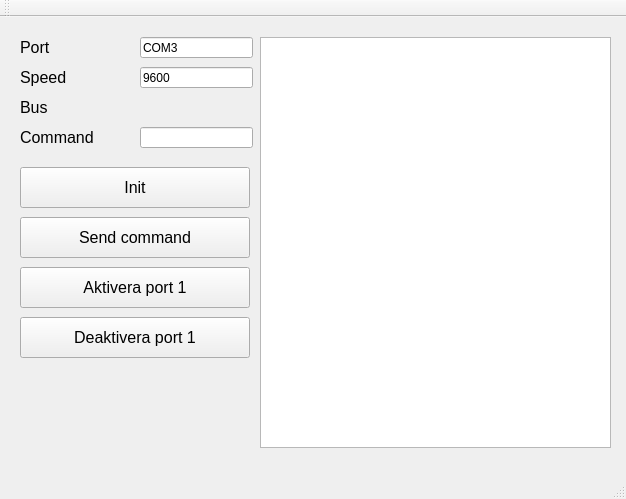
Qt form mainwindow.ui (dennis-andersson/sioxtest) before a commit.
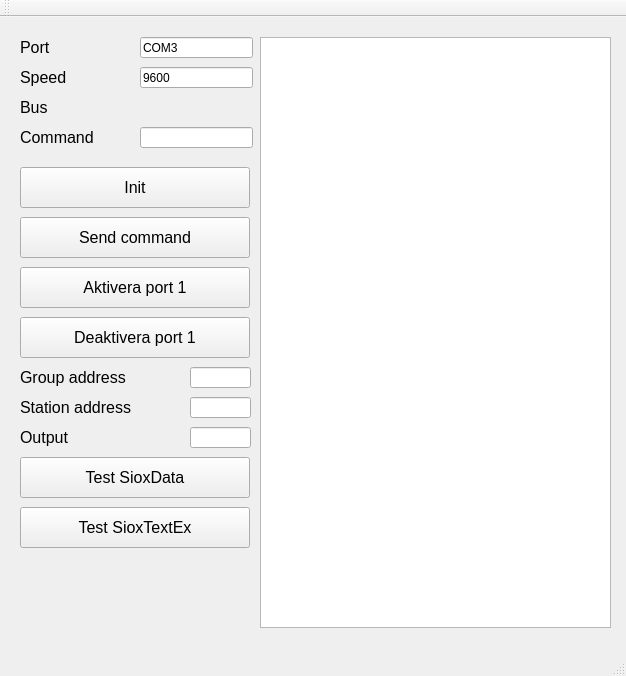
The same form after that commit.

The edit to the form file:
```diff
--- a/mainwindow.ui
+++ b/mainwindow.ui
@@ -7,7 +7,7 @@
     <x>0</x>
     <y>0</y>
     <width>626</width>
-    <height>499</height>
+    <height>676</height>
    </rect>
   </property>
   <property name="windowTitle">
@@ -51,7 +51,7 @@
       <x>260</x>
       <y>20</y>
       <width>351</width>
-      <height>411</height>
+      <height>591</height>
      </rect>
     </property>
    </widget>
@@ -222,6 +222,135 @@
      <string>Speed</string>
     </property>
    </widget>
+   <widget class="QPushButton" name="testSioxData">
+    <property name="geometry">
+     <rect>
+      <x>20</x>
+      <y>440</y>
+      <width>230</width>
+      <height>41</height>
+     </rect>
+    </property>
+    <property name="font">
+     <font>
+      <pointsize>12</pointsize>
+     </font>
+    </property>
+    <property name="text">
+     <string>Test SioxData</string>
+    </property>
+   </widget>
+   <widget class="QPushButton" name="testSioxTextEx">
+    <property name="geometry">
+     <rect>
+      <x>20</x>
+      <y>490</y>
+      <width>230</width>
+      <height>41</height>
+     </rect>
+    </property>
+    <property name="font">
+     <font>
+      <pointsize>12</pointsize>
+     </font>
+    </property>
+    <property name="text">
+     <string>Test SioxTextEx</string>
+    </property>
+   </widget>
+   <widget class="QLabel" name="groupAddressLabel">
+    <property name="geometry">
+     <rect>
+      <x>20</x>
+      <y>350</y>
+      <width>131</width>
+      <height>21</height>
+     </rect>
+    </property>
+    <property name="font">
+     <font>
+      <pointsize>12</pointsize>
+     </font>
+    </property>
+    <property name="text">
+     <string>Group address</string>
+    </property>
+   </widget>
+   <widget class="QLabel" name="stationAddressLabel">
+    <property name="geometry">
+     <rect>
+      <x>20</x>
+      <y>380</y>
+      <width>131</width>
+      <height>21</height>
+     </rect>
+    </property>
+    <property name="font">
+     <font>
+      <pointsize>12</pointsize>
+     </font>
+    </property>
+    <property name="text">
+     <string>Station address</string>
+    </property>
+   </widget>
+   <widget class="QLabel" name="outputLabel">
+    <property name="geometry">
+     <rect>
+      <x>20</x>
+      <y>410</y>
+      <width>121</width>
+      <height>21</height>
+     </rect>
+    </property>
+    <property name="font">
+     <font>
+      <pointsize>12</pointsize>
+     </font>
+    </property>
+    <property name="text">
+     <string>Output</string>
+    </property>
+   </widget>
+   <widget class="QLineEdit" name="groupAddressTextBox">
+    <property name="geometry">
+     <rect>
+      <x>190</x>
+      <y>350</y>
+      <width>61</width>
+      <height>21</height>
+     </rect>
+    </property>
+    <property name="text">
+     <string/>
+    </property>
+   </widget>
+   <widget class="QLineEdit" name="outputTextBox">
+    <property name="geometry">
+     <rect>
+      <x>190</x>
+      <y>410</y>
+      <width>61</width>
+      <height>21</height>
+     </rect>
+    </property>
+    <property name="text">
+     <string/>
+    </property>
+   </widget>
+   <widget class="QLineEdit" name="stationAddressTextBox">
+    <property name="geometry">
+     <rect>
+      <x>190</x>
+      <y>380</y>
+      <width>61</width>
+      <height>21</height>
+     </rect>
+    </property>
+    <property name="text">
+     <string/>
+    </property>
+   </widget>
   </widget>
   <widget class="QMenuBar" name="menuBar">
    <property name="geometry">
```
Left out of the diff: 17 changed lines with no effect on the pictures.
